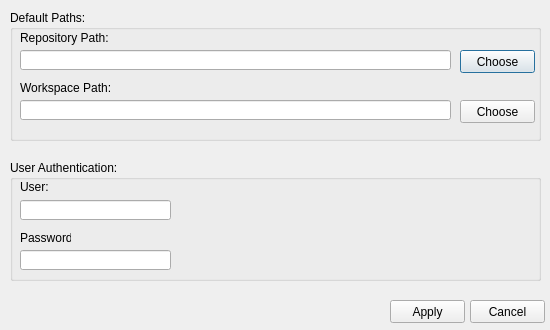
Above: patoGUI/environmentsettingsdialog.ui from matherthal/pato-scm before the change. Below: the same form after it.
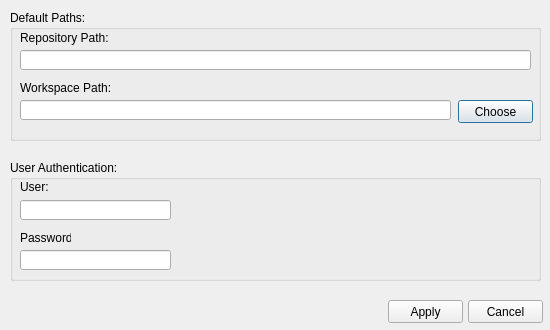
That is the form after the change. Icons and pictures are not drawn.

Patch:
```diff
--- a/patoGUI/environmentsettingsdialog.ui
+++ b/patoGUI/environmentsettingsdialog.ui
@@ -60,7 +60,7 @@
      <rect>
       <x>10</x>
       <y>40</y>
-      <width>431</width>
+      <width>511</width>
       <height>20</height>
      </rect>
     </property>
@@ -75,23 +75,10 @@
      </rect>
     </property>
    </widget>
-   <widget class="QPushButton" name="pushButtonChooseRepository">
-    <property name="geometry">
-     <rect>
-      <x>450</x>
-      <y>40</y>
-      <width>75</width>
-      <height>23</height>
-     </rect>
-    </property>
-    <property name="text">
-     <string>Choose</string>
-    </property>
-   </widget>
    <widget class="QPushButton" name="pushButtonChooseWorkspace">
     <property name="geometry">
      <rect>
-      <x>450</x>
+      <x>448</x>
       <y>90</y>
       <width>75</width>
       <height>23</height>
@@ -164,7 +151,7 @@
   <widget class="QPushButton" name="pushButtonApply">
    <property name="geometry">
     <rect>
-     <x>390</x>
+     <x>388</x>
      <y>300</y>
      <width>75</width>
      <height>23</height>
@@ -181,7 +168,7 @@
   <widget class="QPushButton" name="pushButtonCancel">
    <property name="geometry">
     <rect>
-     <x>470</x>
+     <x>468</x>
      <y>300</y>
      <width>75</width>
      <height>23</height>
```
